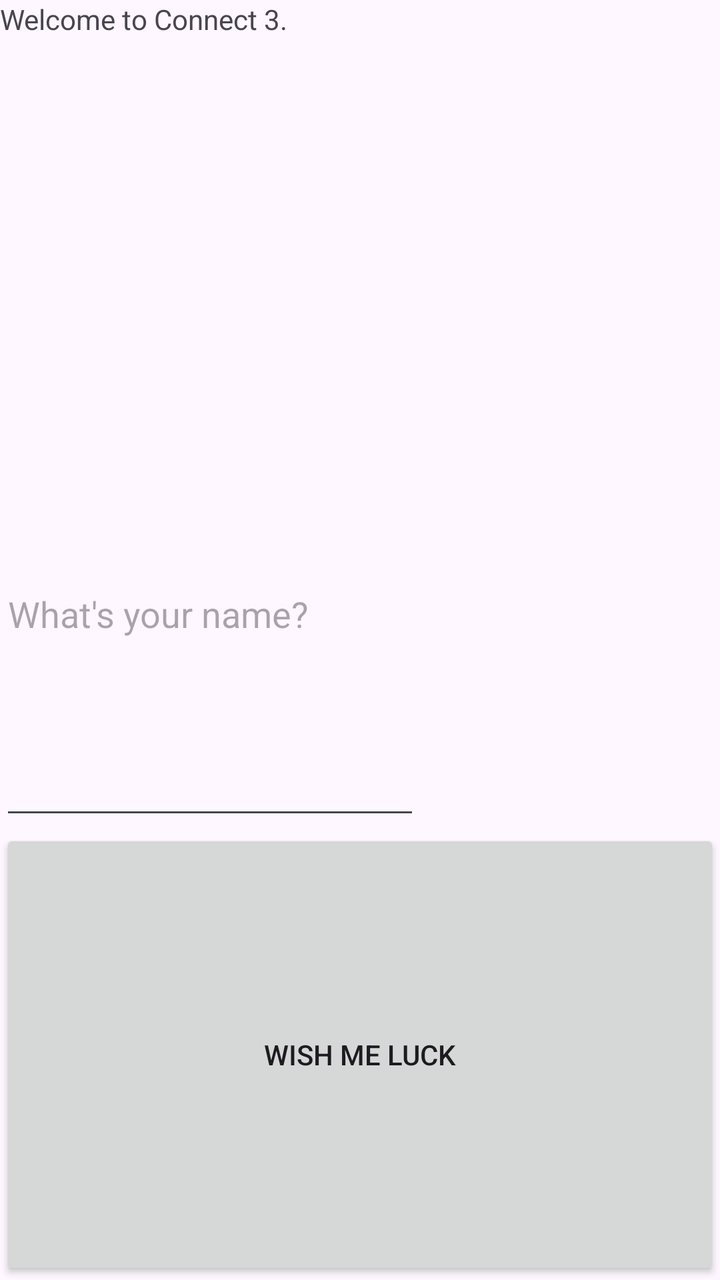
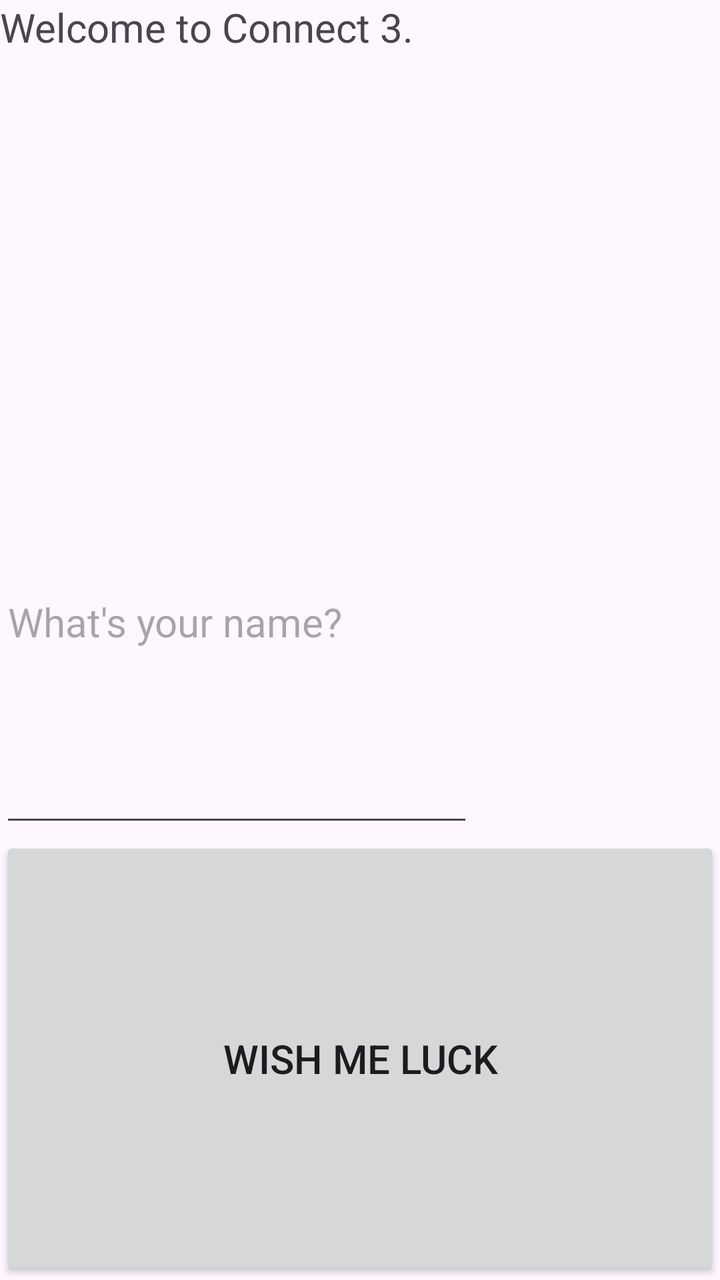

An Android layout rendered at two revisions. The XML below is the earlier revision; the diff shows what the commit changed to produce the second picture.
<!-- AndroidManifest.xml: application theme Theme.Assignment1 -->
<!-- res/layout/activity_welcome.xml -->
<?xml version="1.0" encoding="utf-8"?>
<LinearLayout xmlns:android="http://schemas.android.com/apk/res/android"
    android:layout_width="match_parent"
    android:layout_height="wrap_content"
    android:orientation="vertical">

    <TextView
        android:id="@+id/welcomeTextView"
        android:layout_width="wrap_content"
        android:layout_height="wrap_content"
        android:layout_weight="1"
        android:text="Welcome to Connect 3." />

    <EditText
        android:id="@+id/participantNameEditText"
        android:layout_width="wrap_content"
        android:layout_height="wrap_content"
        android:layout_weight="1"
        android:ems="10"
        android:hint="What's your name?"
        android:inputType="text" />

    <Button
        android:id="@+id/wishMeLuckButton"
        android:layout_width="match_parent"
        android:layout_height="wrap_content"
        android:layout_weight="1"
        android:onClick="wishMeLuckButtonChosen"
        android:text="Wish me luck" />
</LinearLayout>
<!-- resources referenced by this layout -->
<resources>
  <style name="Theme.Assignment1" parent="Base.Theme.Assignment1" />
  <style name="Base.Theme.Assignment1" parent="Theme.Material3.DayNight.NoActionBar">
          
          
      </style>
</resources>

<!-- the commit's change to res/layout/activity_welcome.xml (unified diff, before → after) -->
@@ -9,7 +9,8 @@
         android:layout_width="wrap_content"
         android:layout_height="wrap_content"
         android:layout_weight="1"
-        android:text="Welcome to Connect 3." />
+        android:text="Welcome to Connect 3."
+        android:textSize="20sp" />
 
     <EditText
         android:id="@+id/participantNameEditText"
@@ -18,7 +19,8 @@
         android:layout_weight="1"
         android:ems="10"
         android:hint="What's your name?"
-        android:inputType="text" />
+        android:inputType="text"
+        android:textSize="20sp" />
 
     <Button
         android:id="@+id/wishMeLuckButton"
@@ -26,5 +28,6 @@
         android:layout_height="wrap_content"
         android:layout_weight="1"
         android:onClick="wishMeLuckButtonChosen"
-        android:text="Wish me luck" />
+        android:text="Wish me luck"
+        android:textSize="20sp" />
 </LinearLayout>
